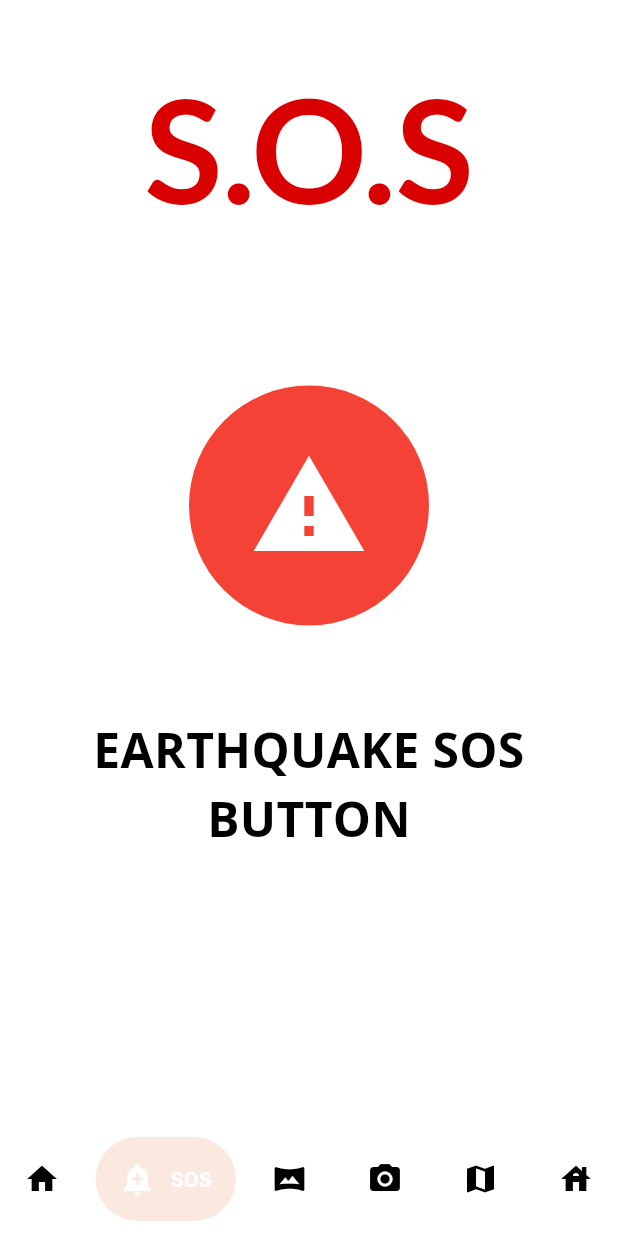
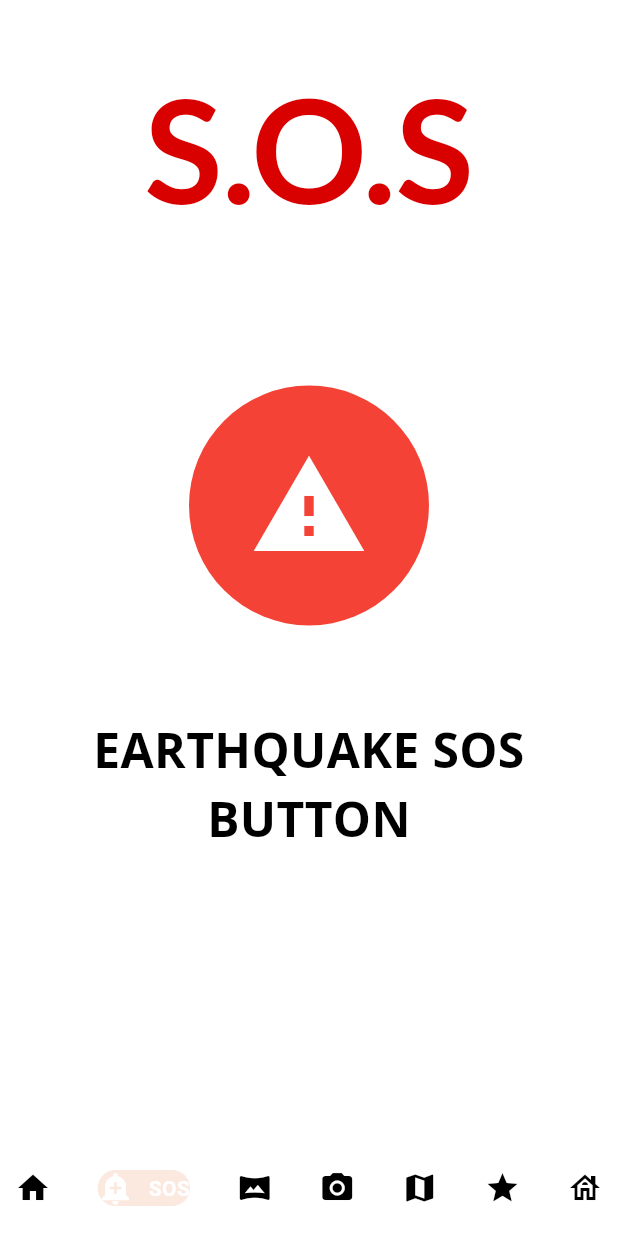
Before and after one commit to ahmetbarisdurak/google_solution_challenge, a Flutter app: the screen it shows once a user with an empty profile is signed in, item 2 of the bottom bar chosen, on a phone screen of 412 x 824 dp. Run offline on Flutter 3.47's test engine with Material 3 defaults, Android fonts, the phone set to English and light mode, and no system bars; drawn by our look-alikes of google_nav_bar; our stand-ins replace audioplayers, camera, cloud_firestore, easy_localization, firebase_auth, firebase_core and 9 more; missing offline and left inert: custom_info_window, google_maps_flutter_android, google_maps_flutter_platform_interface, google_maps_place_picker_mb, tflite_flutter, workmanager; accounts and stored records are empty.

Commit message:
Last changes.

```diff
--- a/lib/navbar/navbar.dart
+++ b/lib/navbar/navbar.dart
@@ -128,6 +128,7 @@ class _NavBarState extends State<NavBar> {
               //ObjectsOnPlanesWidget(), // AR page
               CameraHomePage(cameras!), // kamera buraya gelecek
               MapUIcustom(),
+              BuildingInfoForm(),
               ImageClassification(),
             ],
           ),
@@ -141,7 +142,7 @@ class _NavBarState extends State<NavBar> {
             ),
             child: Padding(
               padding:
-                  const EdgeInsets.symmetric(horizontal: 0.0, vertical: 10.0),
+                  const EdgeInsets.symmetric(horizontal: 10.0, vertical: 20.0),
               child: GNav(
                 selectedIndex: controller.tabIndex,
                 onTabChange: controller.changeTabIndex,
@@ -150,7 +151,7 @@ class _NavBarState extends State<NavBar> {
                 activeColor: Colors.white,
                 tabBackgroundColor: const Color.fromARGB(43, 233, 125, 71),
                 gap: 10.0,
-                padding: const EdgeInsets.all(16.0),
+                padding: const EdgeInsets.all(0.0),
                 tabs: const [
                   GButton(
                     icon: Icons.home,
@@ -173,8 +174,12 @@ class _NavBarState extends State<NavBar> {
                     text: "Maps",
                   ),
                   GButton(
-                    icon: Icons.house,
+                    icon: Icons.grade,
                     text: "Risk",
+                  ),
+                  GButton(
+                    icon: Icons.house_outlined,
+                    text: "Clf",
                   ),
                 ],
               ),
```
